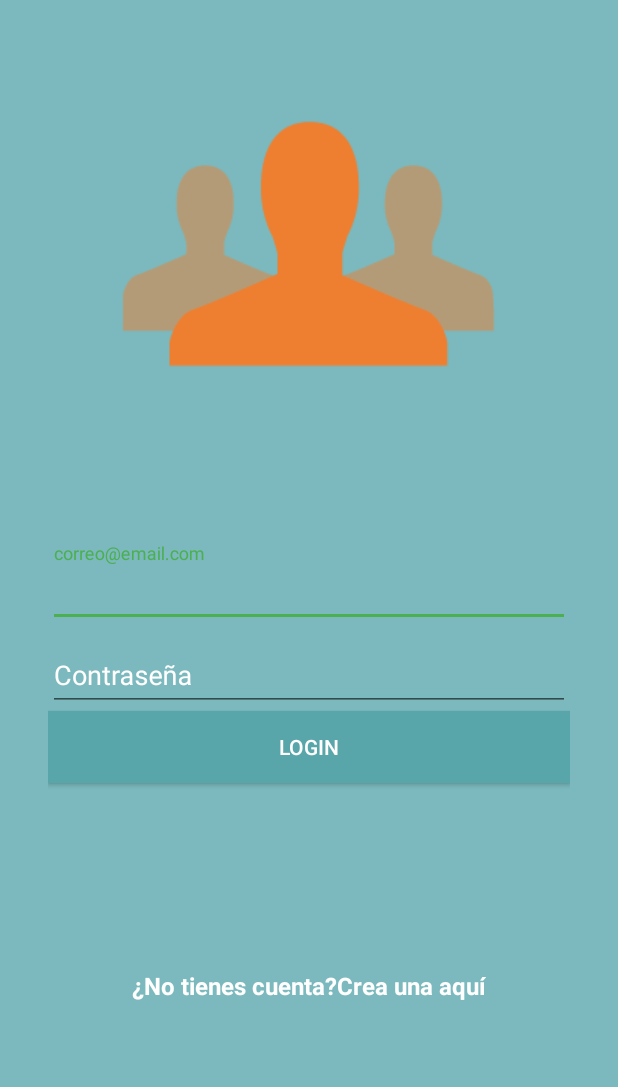
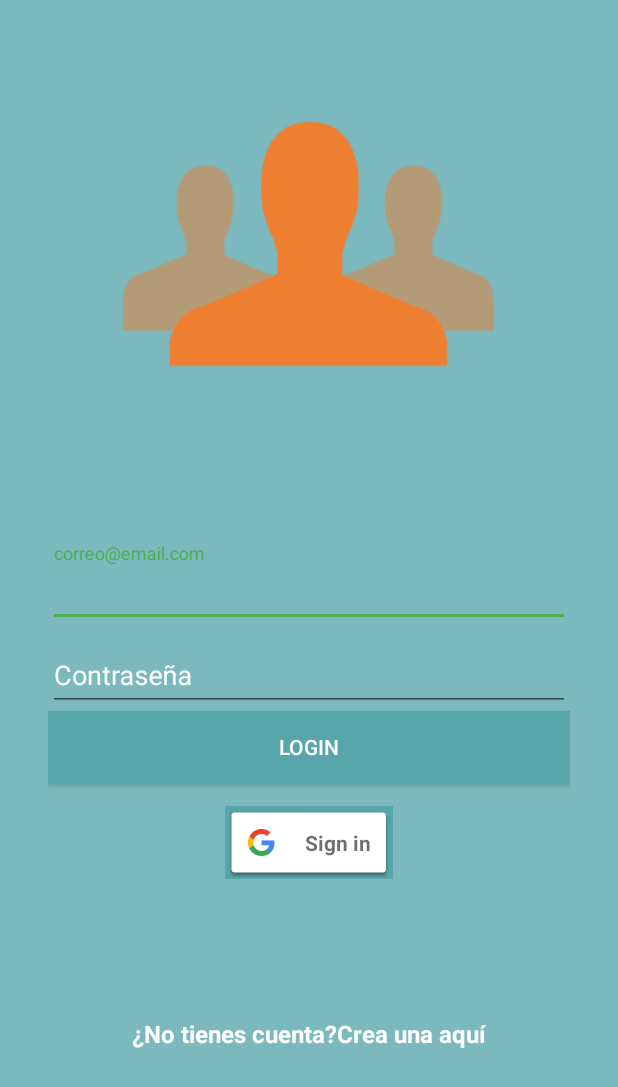
Before and after one commit to edgon85/edgongram, an Android app: the screen it shows after launch (LoginActivity), after a tap on "LOGIN", on a phone screen of 412 x 824 dp. Shown: the top 1087 px of the screen. Run offline under Robolectric (Android 15) with nearby library versions, the phone set to English and light mode, and no system bars; our stand-ins replace Firebase (no records; nobody signed in at launch, a user with empty details on screens opened directly).

Commit message:
autenticacion con google, configurado y funcional

```diff
--- a/firebaseauthentication/build.gradle
+++ b/firebaseauthentication/build.gradle
@@ -31,8 +31,12 @@ dependencies {
 
     compile 'com.android.support:appcompat-v7:26.+'
     compile 'com.android.support.constraint:constraint-layout:1.0.2'
+    compile 'com.android.support:design:26.+'
+
     compile 'com.google.firebase:firebase-auth:11.0.4'
-    compile 'com.android.support:design:26.+'
+    compile 'com.google.android.gms:play-services-auth:11.0.4'
+
+    compile 'com.squareup.picasso:picasso:2.5.2'
     testCompile 'junit:junit:4.12'
 }
 apply plugin: 'com.google.gms.google-services'
--- a/firebaseauthentication/src/main/java/com/edgon/firebaseauthentication/login/login/view/LoginActivity.java
+++ b/firebaseauthentication/src/main/java/com/edgon/firebaseauthentication/login/login/view/LoginActivity.java
@@ -8,27 +8,43 @@ import android.os.Bundle;
 import android.util.Log;
 import android.view.View;
 import android.widget.Button;
-import android.widget.EditText;
 import android.widget.TextView;
+import android.widget.Toast;
 
 import com.edgon.firebaseauthentication.R;
 import com.edgon.firebaseauthentication.activitys.HomeActivity;
 import com.edgon.firebaseauthentication.login.create_account.view.CreateAccountActivity;
 import com.edgon.firebaseauthentication.login.login.presenter.LoginPresenter;
 import com.edgon.firebaseauthentication.login.login.presenter.LoginPresenterImpl;
+import com.google.android.gms.auth.api.Auth;
+import com.google.android.gms.auth.api.signin.GoogleSignInOptions;
+import com.google.android.gms.auth.api.signin.GoogleSignInResult;
+import com.google.android.gms.common.ConnectionResult;
+import com.google.android.gms.common.SignInButton;
+import com.google.android.gms.common.api.GoogleApiClient;
+import com.google.android.gms.tasks.OnCompleteListener;
+import com.google.android.gms.tasks.Task;
+import com.google.firebase.auth.AuthCredential;
+import com.google.firebase.auth.AuthResult;
 import com.google.firebase.auth.FirebaseAuth;
 import com.google.firebase.auth.FirebaseUser;
+import com.google.firebase.auth.GoogleAuthProvider;
 
-public class LoginActivity extends AppCompatActivity implements LoginView{
+public class LoginActivity extends AppCompatActivity
+        implements LoginView, GoogleApiClient.OnConnectionFailedListener, View.OnClickListener{
 
     private static final String TAG = "LoginActivity";
+    private static final int SIGN_IN_GOOGLE_CODE = 1;
     FirebaseAuth firebaseAuth;
     FirebaseAuth.AuthStateListener authStateListener;
 
+    GoogleApiClient googleApiClient;
+
     private TextInputEditText edtUser;
     private TextInputEditText edtPassword;
+    private TextView btnCreateAcount;
     private Button btnLogin;
-    private TextView btnCreateAcount;
+    private SignInButton btnLoginGoogle;
 
     private LoginPresenter presenter;
 
@@ -41,32 +57,18 @@ public class LoginActivity extends AppCompatActivity implements LoginView{
         edtPassword = (TextInputEditText) findViewById(R.id.password_login);
         btnLogin = (Button) findViewById(R.id.btn_login);
         btnCreateAcount = (TextView) findViewById(R.id.txt_go_create_account);
+        btnLoginGoogle = (SignInButton) findViewById(R.id.btn_login_google);
 
-        inicialize();
+        initialize();
         presenter = new LoginPresenterImpl(this);
 
-        btnLogin.setOnClickListener(new View.OnClickListener() {
-            @Override
-            public void onClick(View v) {
-
-                String email = edtUser.getText().toString();
-                String password = edtPassword.getText().toString();
-
-                Log.w(TAG, email + " " + password);
-                login(email,password);
-            }
-        });
-
-        btnCreateAcount.setOnClickListener(new View.OnClickListener() {
-            @Override
-            public void onClick(View v) {
-                goCreateAcount();
-            }
-        });
+        btnLogin.setOnClickListener(this);
+        btnCreateAcount.setOnClickListener(this);
+        btnLoginGoogle.setOnClickListener(this);
 
     }
 
-    private void inicialize() {
+    private void initialize() {
         firebaseAuth = FirebaseAuth.getInstance();
         authStateListener = new FirebaseAuth.AuthStateListener() {
             @Override
@@ -83,11 +85,68 @@ public class LoginActivity extends AppCompatActivity implements LoginView{
                 }
             }
         };
+
+        //Initialization google account
+        GoogleSignInOptions gso = new GoogleSignInOptions.Builder(GoogleSignInOptions.DEFAULT_SIGN_IN)
+                .requestIdToken(getString(R.string.default_web_client_id))
+                .requestEmail()
+                .build();
+
+        googleApiClient = new GoogleApiClient.Builder(this)
+                .enableAutoManage(this, this)
+                .addApi(Auth.GOOGLE_SIGN_IN_API, gso)
+                .build();
     }
 
 
     private void login(String email, String password){
         presenter.signIn(email, password, this);
+    }
+
+    private void loginGoogle(GoogleSignInResult googleSignInResult){
+
+         if (googleSignInResult.isSuccess()){
+             AuthCredential authCredential = GoogleAuthProvider
+                     .getCredential(googleSignInResult.getSignInAccount().getIdToken(),null);
+
+             firebaseAuth.signInWithCredential(authCredential).addOnCompleteListener(this, new OnCompleteListener<AuthResult>() {
+                 @Override
+                 public void onComplete(@NonNull Task<AuthResult> task) {
+                    if (task.isSuccessful()){
+                        Toast.makeText(LoginActivity.this, "Google Authentication success", Toast.LENGTH_SHORT).show();
+                        goHome();
+                        finish();
+                    }else{
+                        Toast.makeText(LoginActivity.this, "Google Authentication unsuccess", Toast.LENGTH_SHORT).show();
+                    }
+                 }
+             });
+        }else{
+             Toast.makeText(this, "Google Sign In Unsuccess", Toast.LENGTH_SHORT).show();
+         }
+    }
+
+    @Override
+    public void onClick(View v) {
+        switch (v.getId()){
+            case R.id.btn_create_account:
+                goCreateAcount();
+                break;
+
+            case R.id.btn_login:
+                String email = edtUser.getText().toString();
+                String password = edtPassword.getText().toString();
+
+                Log.w(TAG, email + " " + password);
+                login(email,password);
+                break;
+
+            case R.id.btn_login_google:
+                Intent intent = Auth.GoogleSignInApi.getSignInIntent(googleApiClient);
+                startActivityForResult(intent, SIGN_IN_GOOGLE_CODE);
+                break;
+
+        }
     }
 
     @Override
@@ -118,4 +177,22 @@ public class LoginActivity extends AppCompatActivity implements LoginView{
         super.onStop();
         firebaseAuth.removeAuthStateListener(authStateListener);
     }
+
+    @Override
+    public void onConnectionFailed(@NonNull ConnectionResult connectionResult) {
+
+    }
+
+    @Override
+    protected void onActivityResult(int requestCode, int resultCode, Intent data) {
+        super.onActivityResult(requestCode, resultCode, data);
+
+        if (requestCode == SIGN_IN_GOOGLE_CODE){
+            GoogleSignInResult googleSignInResult = Auth.GoogleSignInApi
+                    .getSignInResultFromIntent(data);
+
+            loginGoogle(googleSignInResult);
+        }
+
+    }
 }
--- a/firebaseauthentication/src/main/res/layout/activity_login.xml
+++ b/firebaseauthentication/src/main/res/layout/activity_login.xml
@@ -1,6 +1,7 @@
 <?xml version="1.0" encoding="utf-8"?>
 <android.support.design.widget.CoordinatorLayout
     xmlns:android="http://schemas.android.com/apk/res/android"
+    xmlns:app="http://schemas.android.com/apk/res-auto"
     xmlns:tools="http://schemas.android.com/tools"
     android:layout_width="match_parent"
     android:layout_height="match_parent"
@@ -13,6 +14,7 @@
         android:layout_height="match_parent"
         android:orientation="vertical"
         android:weightSum="1">
+
         <RelativeLayout
             android:layout_width="match_parent"
             android:layout_height="match_parent"
@@ -24,7 +26,7 @@
                 android:layout_height="wrap_content"
                 android:layout_centerInParent="true"
                 android:background="@drawable/user"
-                tools:ignore="ContentDescription"/>
+                tools:ignore="ContentDescription" />
 
         </RelativeLayout>
 
@@ -38,32 +40,28 @@
                 android:layout_width="match_parent"
                 android:layout_height="match_parent"
                 android:orientation="vertical"
-                android:padding="@dimen/padding_horizontal_login"
-                >
+                android:padding="@dimen/padding_horizontal_login">
 
                 <android.support.design.widget.TextInputLayout
                     android:layout_width="match_parent"
                     android:layout_height="wrap_content"
                     android:textColor="@color/colorText"
-                    android:textColorHint="@color/colorText"
-                    >
+                    android:textColorHint="@color/colorText">
 
                     <android.support.design.widget.TextInputEditText
                         android:id="@+id/username_login"
                         android:layout_width="match_parent"
                         android:layout_height="wrap_content"
                         android:hint="correo@email.com"
-                        android:textColor="@color/colorText"
                         android:inputType="textEmailAddress"
-                        />
+                        android:textColor="@color/colorText" />
                 </android.support.design.widget.TextInputLayout>
 
                 <android.support.design.widget.TextInputLayout
                     android:layout_width="match_parent"
                     android:layout_height="wrap_content"
                     android:textColor="@color/colorText"
-                    android:textColorHint="@color/colorText"
-                    >
+                    android:textColorHint="@color/colorText">
 
                     <android.support.design.widget.TextInputEditText
                         android:id="@+id/password_login"
@@ -71,18 +69,24 @@
                         android:layout_height="wrap_content"
                         android:hint="Contraseña"
                         android:inputType="textPassword"
-                        android:textColor="@color/colorText"
-                        />
+                        android:textColor="@color/colorText" />
                 </android.support.design.widget.TextInputLayout>
 
                 <Button
                     android:id="@+id/btn_login"
                     android:layout_width="match_parent"
                     android:layout_height="wrap_content"
+                    android:background="@color/colorPrimary"
                     android:text="Login"
-                    android:textColor="@color/colorText"
-                    android:background="@color/colorPrimary"
-                    />
+                    android:textColor="@color/colorText" />
+
+                <com.google.android.gms.common.SignInButton
+                    android:id="@+id/btn_login_google"
+                    android:layout_width="wrap_content"
+                    android:layout_height="wrap_content"
+                    android:layout_gravity="center_horizontal"
+                    android:layout_marginTop="15dp"
+                    android:background="@color/colorPrimary"/>
 
                 <RelativeLayout
                     android:layout_width="match_parent"
@@ -95,20 +99,18 @@
                         android:layout_height="wrap_content"
                         android:text="¿No tienes cuenta?"
                         android:textColor="@android:color/white"
-                        android:textStyle="bold"
                         android:textSize="@dimen/textsize_donthaveacount"
-                        />
+                        android:textStyle="bold" />
 
                     <TextView
                         android:id="@+id/txt_go_create_account"
                         android:layout_width="wrap_content"
                         android:layout_height="wrap_content"
+                        android:layout_toRightOf="@+id/dontHaveAcount"
                         android:text="Crea una aquí"
                         android:textColor="@android:color/white"
-                        android:textStyle="bold"
                         android:textSize="@dimen/textsize_donthaveacount"
-                        android:layout_toRightOf="@+id/dontHaveAcount"
-                        />
+                        android:textStyle="bold" />
 
                 </RelativeLayout>
             </LinearLayout>
```
Also changed, not shown: firebaseauthentication/src/main/java/com/edgon/firebaseauthentication/activitys/HomeActivity.java (+49 -1 lines), firebaseauthentication/src/main/res/layout/content_referecia.xml (+16 -0 lines).
